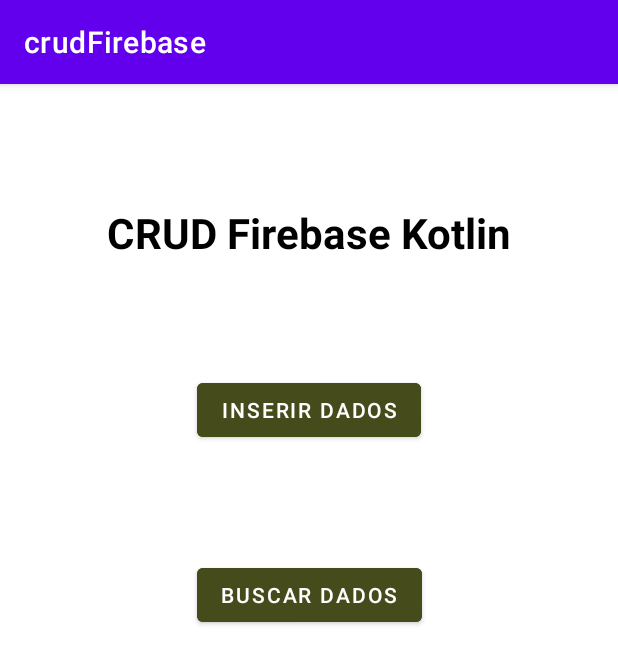
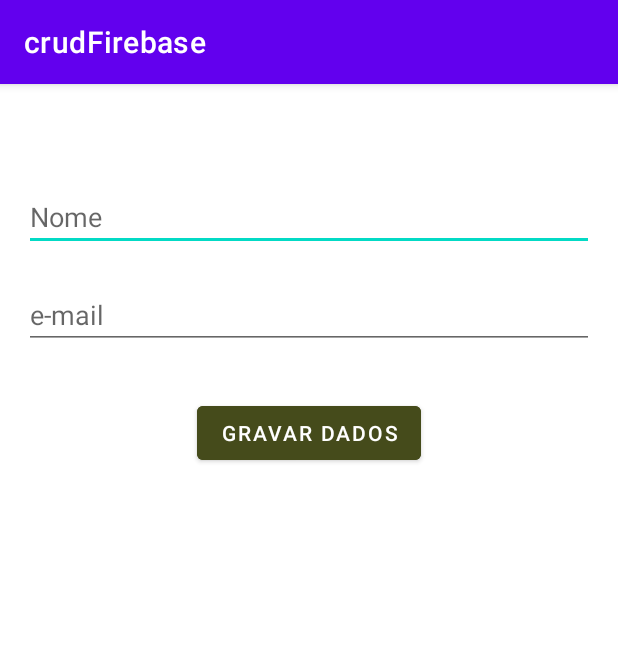
Before and after one commit to alvarengaricardo/crudFirebase, an Android app: the screen it shows after launch (MainActivity before the commit, InsertionActivity after it), after a tap on "INSERIR DADOS", on a phone screen of 412 x 824 dp. Shown: the top 664 px of the screen. Run offline under Robolectric (Android 15) with nearby library versions, the phone set to English and light mode, and no system bars; our stand-ins replace Firebase (no records; nobody signed in at launch, a user with empty details on screens opened directly).

Commit message:
tela inserção de dados

```diff
--- a/app/src/main/AndroidManifest.xml
+++ b/app/src/main/AndroidManifest.xml
@@ -17,14 +17,14 @@
             android:exported="true">
             <intent-filter>
                 <action android:name="android.intent.action.MAIN" />
-
                 <category android:name="android.intent.category.LAUNCHER" />
             </intent-filter>
-
             <meta-data
                 android:name="android.app.lib_name"
                 android:value="" />
         </activity>
+        <activity android:name=".InsertionActivity"
+            android:screenOrientation="portrait"></activity>
     </application>
 
 </manifest>
--- /dev/null
+++ b/app/src/main/java/com/example/crudfirebase/InsertionActivity.kt
@@ -0,0 +1,13 @@
+package com.example.crudfirebase
+
+import android.os.Bundle
+import androidx.appcompat.app.AppCompatActivity
+
+class InsertionActivity : AppCompatActivity() {
+
+    override fun onCreate(savedInstanceState: Bundle?) {
+        super.onCreate(savedInstanceState)
+        setContentView(R.layout.activity_insertion)
+    }
+
+}
--- a/app/src/main/java/com/example/crudfirebase/MainActivity.kt
+++ b/app/src/main/java/com/example/crudfirebase/MainActivity.kt
@@ -4,7 +4,7 @@ import android.content.Intent
 import androidx.appcompat.app.AppCompatActivity
 import android.os.Bundle
 import android.widget.Button
-import com.google.firebase.database.DatabaseReference
+//import com.google.firebase.database.DatabaseReference
 
 class MainActivity : AppCompatActivity() {
 
@@ -21,13 +21,11 @@ class MainActivity : AppCompatActivity() {
         btnFetchData = findViewById(R.id.btnFetchData)
 
         btnInsertData.setOnClickListener {
-           // val intent = Intent(this, InsertionActivity::class.java)
+            val intent = Intent(this, InsertionActivity::class.java)
             startActivity(intent)
         }
 
         btnFetchData.setOnClickListener {
-           // val intent = Intent(this, FetchingActivity::class.java)
-            startActivity(intent)
         }
 
     }
--- /dev/null
+++ b/app/src/main/res/layout/activity_insertion.xml
@@ -0,0 +1,46 @@
+<?xml version="1.0" encoding="utf-8"?>
+<androidx.constraintlayout.widget.ConstraintLayout xmlns:android="http://schemas.android.com/apk/res/android"
+    xmlns:app="http://schemas.android.com/apk/res-auto"
+    xmlns:tools="http://schemas.android.com/tools"
+    android:layout_width="match_parent"
+    android:layout_height="match_parent"
+    android:padding="16dp"
+    tools:context="com.example.crudfirebase.InsertionActivity">
+
+    <EditText
+        android:id="@+id/Name"
+        android:layout_width="0dp"
+        android:layout_height="wrap_content"
+        android:layout_marginTop="50dp"
+        android:ems="10"
+        android:inputType="textPersonName"
+        android:hint="Nome"
+        app:layout_constraintEnd_toEndOf="parent"
+        app:layout_constraintStart_toStartOf="parent"
+        app:layout_constraintTop_toTopOf="parent" />
+
+    <EditText
+        android:id="@+id/Email"
+        android:layout_width="0dp"
+        android:layout_height="wrap_content"
+        android:layout_marginTop="20dp"
+        android:ems="10"
+        android:inputType="textPersonName"
+        android:hint="e-mail"
+        app:layout_constraintEnd_toEndOf="parent"
+        app:layout_constraintStart_toStartOf="parent"
+        app:layout_constraintTop_toBottomOf="@+id/Name" />
+
+
+
+    <Button
+        android:id="@+id/btnSave"
+        android:layout_width="wrap_content"
+        android:layout_height="wrap_content"
+        android:layout_marginTop="32dp"
+        android:text="Gravar Dados"
+        android:backgroundTint="@color/army_green"
+        app:layout_constraintEnd_toEndOf="parent"
+        app:layout_constraintStart_toStartOf="parent"
+        app:layout_constraintTop_toBottomOf="@+id/Email" />
+</androidx.constraintlayout.widget.ConstraintLayout>
```
